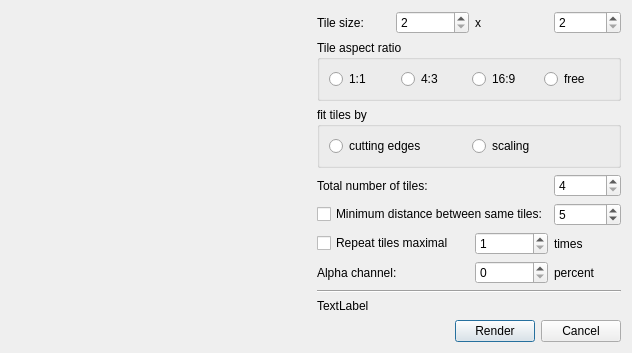
The window that mosaicdetailsdlg.ui (seanet7or/mosaicit) describes before a commit, drawn with Qt 5.
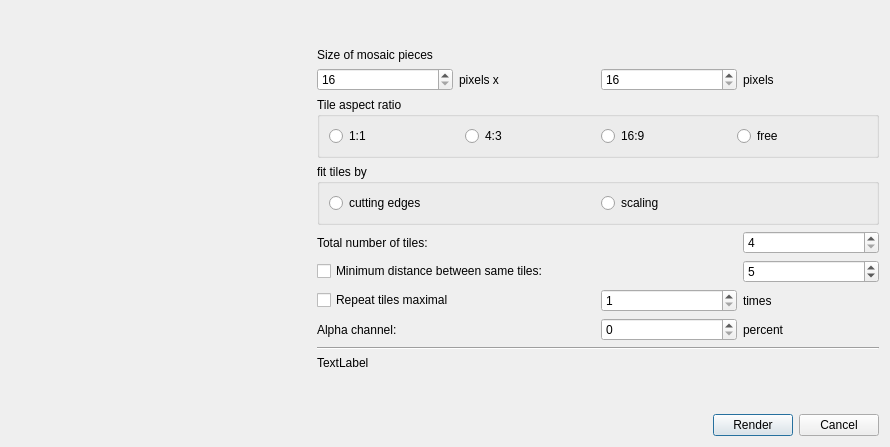
The same window after the commit. Icons and pictures are not drawn.

What changed in the file:
```diff
--- a/mosaicdetailsdlg.ui
+++ b/mosaicdetailsdlg.ui
@@ -9,8 +9,8 @@
    <rect>
     <x>0</x>
     <y>0</y>
-    <width>620</width>
-    <height>353</height>
+    <width>890</width>
+    <height>447</height>
    </rect>
   </property>
   <property name="windowTitle">
@@ -53,41 +53,7 @@
      </item>
      <item>
       <layout class="QGridLayout" name="gridLayout">
-       <item row="1" column="0">
-        <widget class="QLabel" name="label_2">
-         <property name="text">
-          <string>Tile size:</string>
-         </property>
-        </widget>
-       </item>
-       <item row="1" column="1">
-        <widget class="QSpinBox" name="tileWidth">
-         <property name="minimum">
-          <number>2</number>
-         </property>
-         <property name="maximum">
-          <number>999999</number>
-         </property>
-        </widget>
-       </item>
-       <item row="1" column="2">
-        <widget class="QLabel" name="label_3">
-         <property name="text">
-          <string>x</string>
-         </property>
-        </widget>
-       </item>
-       <item row="1" column="3">
-        <widget class="QSpinBox" name="tileHeight">
-         <property name="minimum">
-          <number>2</number>
-         </property>
-         <property name="maximum">
-          <number>999999</number>
-         </property>
-        </widget>
-       </item>
-       <item row="2" column="0" colspan="4">
+       <item row="3" column="0" colspan="4">
         <widget class="QGroupBox" name="groupBox">
          <property name="title">
           <string>Tile aspect ratio</string>
@@ -97,6 +63,12 @@
            <layout class="QGridLayout" name="gridLayout_2">
             <item row="0" column="0">
              <widget class="QRadioButton" name="aspect11">
+              <property name="sizePolicy">
+               <sizepolicy hsizetype="Preferred" vsizetype="Fixed">
+                <horstretch>0</horstretch>
+                <verstretch>0</verstretch>
+               </sizepolicy>
+              </property>
               <property name="text">
                <string>1:1</string>
               </property>
@@ -104,6 +76,12 @@
             </item>
             <item row="0" column="1">
              <widget class="QRadioButton" name="aspect43">
+              <property name="sizePolicy">
+               <sizepolicy hsizetype="Preferred" vsizetype="Fixed">
+                <horstretch>0</horstretch>
+                <verstretch>0</verstretch>
+               </sizepolicy>
+              </property>
               <property name="text">
                <string>4:3</string>
               </property>
@@ -111,6 +89,12 @@
             </item>
             <item row="0" column="2">
              <widget class="QRadioButton" name="aspect169">
+              <property name="sizePolicy">
+               <sizepolicy hsizetype="Preferred" vsizetype="Fixed">
+                <horstretch>0</horstretch>
+                <verstretch>0</verstretch>
+               </sizepolicy>
+              </property>
               <property name="text">
                <string>16:9</string>
               </property>
@@ -118,6 +102,12 @@
             </item>
             <item row="0" column="3">
              <widget class="QRadioButton" name="aspectFree">
+              <property name="sizePolicy">
+               <sizepolicy hsizetype="Minimum" vsizetype="Preferred">
+                <horstretch>0</horstretch>
+                <verstretch>0</verstretch>
+               </sizepolicy>
+              </property>
               <property name="text">
                <string>free</string>
               </property>
@@ -128,14 +118,14 @@
          </layout>
         </widget>
        </item>
-       <item row="4" column="0" colspan="3">
+       <item row="5" column="0" colspan="3">
         <widget class="QLabel" name="label_4">
          <property name="text">
           <string>Total number of tiles:</string>
          </property>
         </widget>
        </item>
-       <item row="4" column="3">
+       <item row="5" column="3">
         <widget class="QSpinBox" name="totalTiles">
          <property name="minimum">
           <number>4</number>
@@ -145,24 +135,58 @@
          </property>
         </widget>
        </item>
-       <item row="7" column="0" colspan="2">
+       <item row="8" column="0" colspan="2">
         <widget class="QLabel" name="label_5">
          <property name="text">
           <string>Alpha channel:</string>
          </property>
         </widget>
        </item>
-       <item row="7" column="3">
+       <item row="8" column="2">
+        <widget class="QSpinBox" name="alphaChannel"/>
+       </item>
+       <item row="8" column="3">
         <widget class="QLabel" name="label_6">
          <property name="text">
           <string>percent</string>
          </property>
         </widget>
        </item>
-       <item row="7" column="2">
-        <widget class="QSpinBox" name="alphaChannel"/>
+       <item row="10" column="0" colspan="4">
+        <widget class="QLabel" name="resultLabel">
+         <property name="text">
+          <string>TextLabel</string>
+         </property>
+        </widget>
        </item>
-       <item row="3" column="0" colspan="4">
+       <item row="9" column="0" colspan="4">
+        <widget class="Line" name="line">
+         <property name="orientation">
+          <enum>Qt::Horizontal</enum>
+         </property>
+        </widget>
+       </item>
+       <item row="6" column="0" colspan="3">
+        <widget class="QCheckBox" name="minDistanceChecker">
+         <property name="text">
+          <string>Minimum distance between same tiles:</string>
+         </property>
+        </widget>
+       </item>
+       <item row="11" column="0" colspan="4">
+        <spacer name="verticalSpacer_2">
+         <property name="orientation">
+          <enum>Qt::Vertical</enum>
+         </property>
+         <property name="sizeHint" stdset="0">
+          <size>
+           <width>20</width>
+           <height>40</height>
+          </size>
+         </property>
+        </spacer>
+       </item>
+       <item row="4" column="0" colspan="4">
         <widget class="QGroupBox" name="groupBox_2">
          <property name="title">
           <string>fit tiles by</string>
@@ -202,41 +226,7 @@
          </property>
         </spacer>
        </item>
-       <item row="10" column="0" colspan="4">
-        <spacer name="verticalSpacer_2">
-         <property name="orientation">
-          <enum>Qt::Vertical</enum>
-         </property>
-         <property name="sizeHint" stdset="0">
-          <size>
-           <width>20</width>
-           <height>40</height>
-          </size>
-         </property>
-        </spacer>
-       </item>
-       <item row="8" column="0" colspan="4">
-        <widget class="Line" name="line">
-         <property name="orientation">
-          <enum>Qt::Horizontal</enum>
-         </property>
-        </widget>
-       </item>
-       <item row="9" column="0" colspan="4">
-        <widget class="QLabel" name="resultLabel">
-         <property name="text">
-          <string>TextLabel</string>
-         </property>
-        </widget>
-       </item>
-       <item row="5" column="0" colspan="3">
-        <widget class="QCheckBox" name="minDistanceChecker">
-         <property name="text">
-          <string>Minimum distance between same tiles:</string>
-         </property>
-        </widget>
-       </item>
-       <item row="5" column="3">
+       <item row="6" column="3">
         <widget class="QSpinBox" name="minDistanceSpinner">
          <property name="maximum">
           <number>999999999</number>
@@ -246,14 +236,14 @@
          </property>
         </widget>
        </item>
-       <item row="6" column="0" colspan="2">
+       <item row="7" column="0" colspan="2">
         <widget class="QCheckBox" name="repeatTilesChecker">
          <property name="text">
           <string>Repeat tiles maximal</string>
          </property>
         </widget>
        </item>
-       <item row="6" column="2">
+       <item row="7" column="2">
         <widget class="QSpinBox" name="repeatTilesSpinner">
          <property name="minimum">
           <number>1</number>
@@ -263,13 +253,54 @@
          </property>
         </widget>
        </item>
-       <item row="6" column="3">
+       <item row="7" column="3">
         <widget class="QLabel" name="label">
          <property name="text">
           <string>times</string>
          </property>
         </widget>
        </item>
+       <item row="2" column="0">
+        <widget class="QSpinBox" name="tileWidth">
+         <property name="minimum">
+          <number>16</number>
+         </property>
+         <property name="maximum">
+          <number>4096</number>
+         </property>
+        </widget>
+       </item>
+       <item row="2" column="1">
+        <widget class="QLabel" name="label_3">
+         <property name="text">
+          <string>pixels x</string>
+         </property>
+        </widget>
+       </item>
+       <item row="2" column="2">
+        <widget class="QSpinBox" name="tileHeight">
+         <property name="minimum">
+          <number>16</number>
+         </property>
+         <property name="maximum">
+          <number>4096</number>
+         </property>
+        </widget>
+       </item>
+       <item row="2" column="3">
+        <widget class="QLabel" name="label_2">
+         <property name="text">
+          <string>pixels</string>
+         </property>
+        </widget>
+       </item>
+       <item row="1" column="0" colspan="4">
+        <widget class="QLabel" name="label_7">
+         <property name="text">
+          <string>Size of mosaic pieces</string>
+         </property>
+        </widget>
+       </item>
       </layout>
      </item>
     </layout>
```
